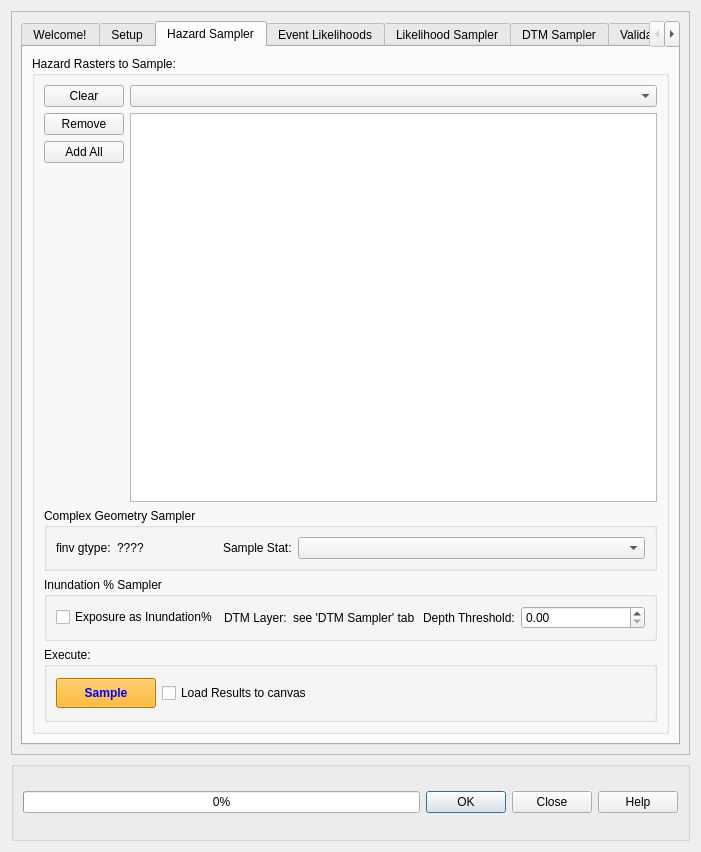
Qt form canflood_inprep/ProjectDataPrep/ProjectDataPrepDialog_Base.ui (NRCan/CanFlood) before a commit.
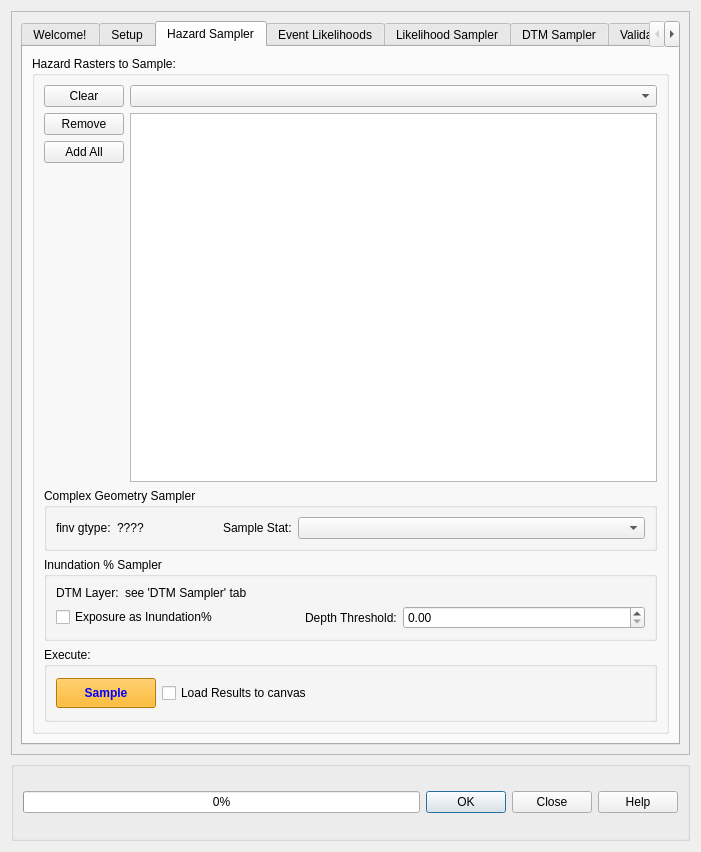
The same form after that commit. The open tabs and pages were chosen to show the change. Custom widgets are drawn as their Qt base class.

The edit to the form file:
```diff
--- a/canflood_inprep/ProjectDataPrep/ProjectDataPrepDialog_Base.ui
+++ b/canflood_inprep/ProjectDataPrep/ProjectDataPrepDialog_Base.ui
@@ -960,6 +960,30 @@
                  <string>Inundation % Sampler</string>
                 </property>
                 <layout class="QVBoxLayout" name="verticalLayout_17">
+                 <item>
+                  <layout class="QHBoxLayout" name="horizontalLayout_28">
+                   <item>
+                    <widget class="QLabel" name="label_15">
+                     <property name="sizePolicy">
+                      <sizepolicy hsizetype="Fixed" vsizetype="Preferred">
+                       <horstretch>0</horstretch>
+                       <verstretch>0</verstretch>
+                      </sizepolicy>
+                     </property>
+                     <property name="text">
+                      <string>DTM Layer:</string>
+                     </property>
+                    </widget>
+                   </item>
+                   <item>
+                    <widget class="QLabel" name="label_HS_dtmln">
+                     <property name="text">
+                      <string>see 'DTM Sampler' tab</string>
+                     </property>
+                    </widget>
+                   </item>
+                  </layout>
+                 </item>
                  <item>
                   <layout class="QHBoxLayout" name="horizontalLayout_27">
                    <item>
@@ -972,7 +996,7 @@
                      </property>
                      <property name="maximumSize">
                       <size>
-                       <width>175</width>
+                       <width>250</width>
                        <height>16777215</height>
                       </size>
                      </property>
@@ -981,26 +1005,6 @@
                      </property>
                     </widget>
                    </item>
-                   <item>
-                    <widget class="QLabel" name="label_15">
-                     <property name="sizePolicy">
-                      <sizepolicy hsizetype="Fixed" vsizetype="Preferred">
-                       <horstretch>0</horstretch>
-                       <verstretch>0</verstretch>
-                      </sizepolicy>
-                     </property>
-                     <property name="text">
-                      <string>DTM Layer:</string>
-                     </property>
-                    </widget>
-                   </item>
-                   <item>
-                    <widget class="QLabel" name="label_HS_dtmln">
-                     <property name="text">
-                      <string>see 'DTM Sampler' tab</string>
-                     </property>
-                    </widget>
-                   </item>
                    <item>
                     <widget class="QLabel" name="label_16">
                      <property name="sizePolicy">
```
Left out of the diff: 11 changed lines with no effect on the pictures.
